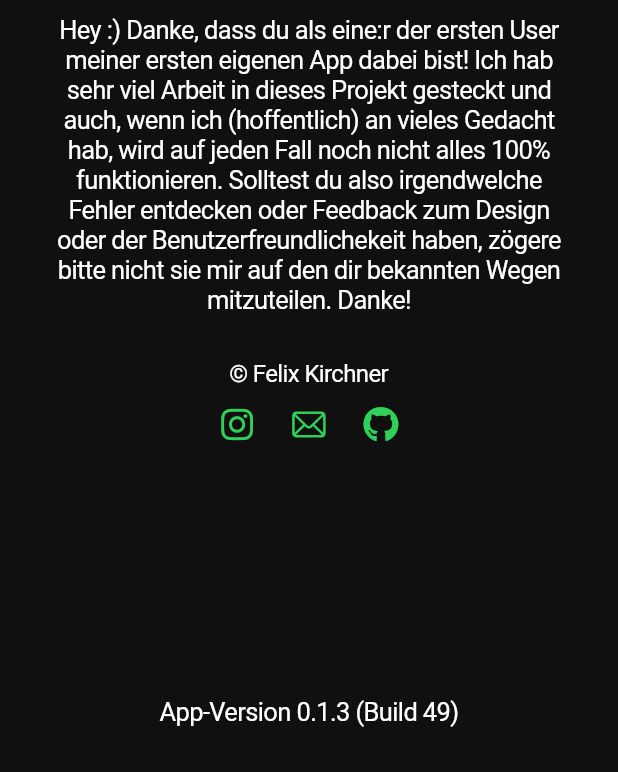
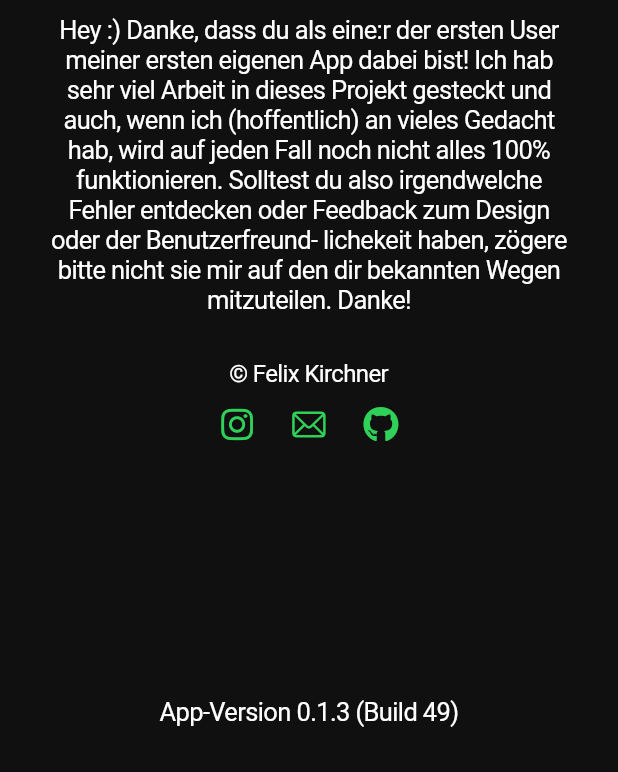
Before and after one commit to flixcoo/Cabo-Counter, a Flutter app: the InformationView screen opened directly, on a phone screen of 412 x 824 dp, the part 464-1236 px from its top. Run offline on Flutter 3.47's test engine with Material 3 defaults, Android fonts, the phone set to English and light mode, and no system bars; our stand-ins replace font_awesome_flutter, package_info_plus.

Commit message:
Small changes

```diff
--- a/lib/views/information_view.dart
+++ b/lib/views/information_view.dart
@@ -49,7 +49,7 @@ class InformationView extends StatelessWidget {
                       'wenn ich (hoffentlich) an vieles Gedacht hab, wird '
                       'auf jeden Fall noch nicht alles 100% funktionieren. '
                       'Solltest du also irgendwelche Fehler entdecken oder '
-                      'Feedback zum Design oder der Benutzerfreundlichekeit'
+                      'Feedback zum Design oder der Benutzerfreund- lichekeit'
                       ' haben, zögere bitte nicht sie mir auf den dir '
                       'bekannten Wegen mitzuteilen. Danke! ',
                       textAlign: TextAlign.center,
```
